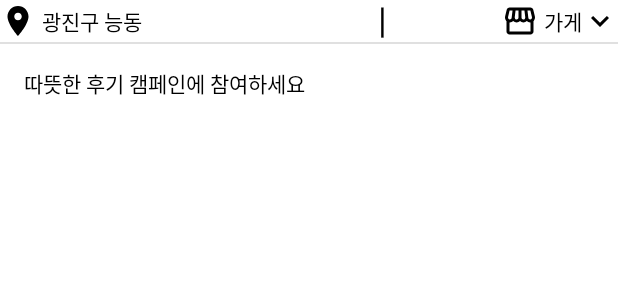
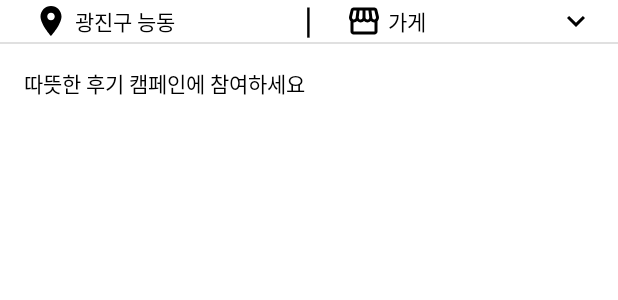
Before and after one commit to KBSC-Soptionssix/Soptionssix-AOS, an Android app built with Jetpack Compose: the @Preview function WriteReviewBoxPreview, on a phone screen of 412 x 824 dp. Shown: the top 300 px of the screen. Run offline under Robolectric (Android 15) with nearby library versions, the phone set to English and light mode, and no system bars.

Commit message:
#4 [fix] 가게 주소 박스 수정

```diff
--- a/app/src/main/java/com/kbcs/soptionssix/review/component/WriteReviewBox.kt
+++ b/app/src/main/java/com/kbcs/soptionssix/review/component/WriteReviewBox.kt
@@ -88,26 +88,34 @@ private fun WriteReviewTextField(
 @Composable
 private fun StoreInformation(menuItem: List<String>) {
     Row(
-        modifier = Modifier
-            .fillMaxWidth(),
-        horizontalArrangement = Arrangement.SpaceBetween,
-        verticalAlignment = Alignment.CenterVertically
+        modifier = Modifier.fillMaxWidth(),
+        verticalAlignment = Alignment.CenterVertically,
+        horizontalArrangement = Arrangement.Center
+    ) {
+        Box(
+            modifier = Modifier.weight(1f),
+            contentAlignment = Alignment.CenterStart
         ) {
             CommonBox(
                 boxIcon = R.drawable.ic_temp_location_on,
                 boxText = "광진구 능동"
             )
-        Spacer(modifier = Modifier.size(4.dp))
+        }
         Text(
             text = "|",
             fontSize = 24.sp
         )
+        Box(
+            modifier = Modifier.weight(1f),
+            contentAlignment = Alignment.CenterStart
+        ) {
             CommonBox(
                 boxIcon = R.drawable.ic_temp_storefront,
                 boxText = stringResource(id = R.string.store),
                 isDropDownMenu = true,
                 menuItem = menuItem
             )
+        }
     }
 }
 
@@ -119,16 +127,26 @@ private fun CommonBox(
     menuItem: List<String> = emptyList()
 ) {
     Row(
-        modifier = Modifier,
         horizontalArrangement = Arrangement.SpaceBetween,
         verticalAlignment = Alignment.CenterVertically
     ) {
         Row(verticalAlignment = Alignment.CenterVertically) {
+            Spacer(modifier = Modifier.size(22.dp))
             Image(painter = painterResource(id = boxIcon), contentDescription = "")
             Spacer(modifier = Modifier.size(4.dp))
             Text(text = boxText)
+            if (isDropDownMenu) {
+                Box(
+                    modifier = Modifier
+                        .weight(1f)
+                        .padding(end = 16.dp)
+                    ,
+                    contentAlignment = Alignment.CenterEnd
+                ) {
+                    DropDownMenu(menuItem = menuItem)
                 }
-        if (isDropDownMenu) DropDownMenu(menuItem = menuItem)
+            }
+        }
     }
 }
 
```
Lines whose indentation alone changed are shown as unchanged.
